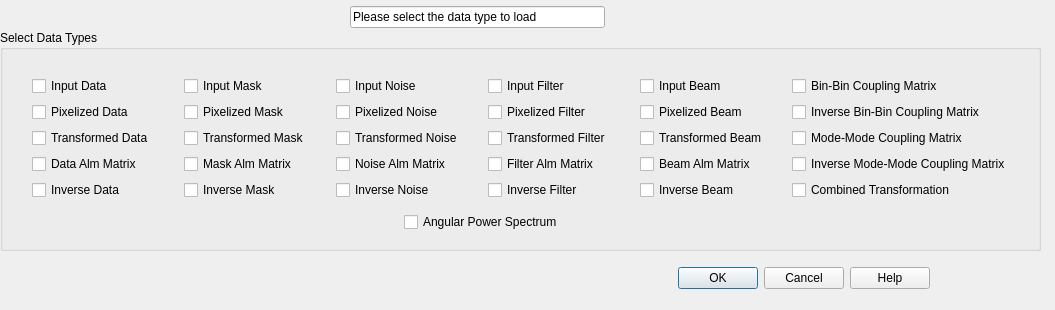
This is src/UIs/Qt-analyzer/dataselectdlg.ui in wayman0/CAPS-Analyzer as Qt 5 draws it before an edit. The edited form follows.
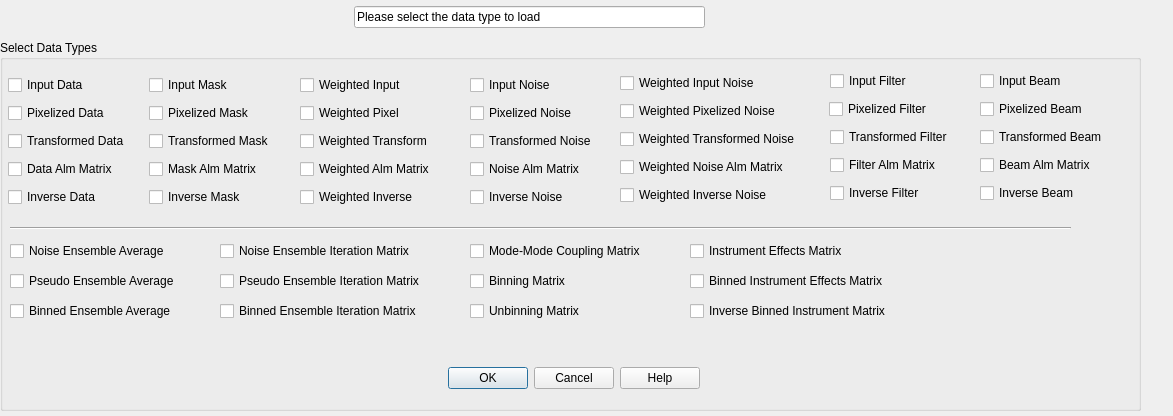
This is the edited form.

```diff
--- a/src/UIs/Qt-analyzer/dataselectdlg.ui
+++ b/src/UIs/Qt-analyzer/dataselectdlg.ui
@@ -6,8 +6,8 @@
    <rect>
     <x>0</x>
     <y>0</y>
-    <width>1055</width>
-    <height>310</height>
+    <width>1173</width>
+    <height>416</height>
    </rect>
   </property>
   <property name="minimumSize">
@@ -23,9 +23,9 @@
    <property name="geometry">
     <rect>
      <x>0</x>
-     <y>30</y>
-     <width>1041</width>
-     <height>221</height>
+     <y>40</y>
+     <width>1141</width>
+     <height>371</height>
     </rect>
    </property>
    <property name="minimumSize">
@@ -37,275 +37,427 @@
    <property name="title">
     <string>Select Data Types</string>
    </property>
-   <widget class="QWidget" name="">
-    <property name="geometry">
-     <rect>
-      <x>32</x>
-      <y>40</y>
-      <width>979</width>
-      <height>168</height>
-     </rect>
-    </property>
-    <layout class="QVBoxLayout" name="verticalLayout">
-     <item>
-      <layout class="QGridLayout" name="gridLayout">
-       <item row="0" column="0">
         <widget class="QCheckBox" name="inputDataCB">
+    <property name="geometry">
+     <rect>
+      <x>8</x>
+      <y>34</y>
+      <width>92</width>
+      <height>22</height>
+     </rect>
+    </property>
          <property name="text">
           <string>Input Data</string>
          </property>
         </widget>
-       </item>
-       <item row="0" column="1">
         <widget class="QCheckBox" name="inputWeightCB">
+    <property name="geometry">
+     <rect>
+      <x>149</x>
+      <y>34</y>
+      <width>96</width>
+      <height>22</height>
+     </rect>
+    </property>
          <property name="text">
           <string>Input Mask</string>
          </property>
         </widget>
-       </item>
-       <item row="0" column="2">
+   <widget class="QCheckBox" name="WeightedInputCB">
+    <property name="geometry">
+     <rect>
+      <x>300</x>
+      <y>34</y>
+      <width>122</width>
+      <height>22</height>
+     </rect>
+    </property>
+    <property name="text">
+     <string>Weighted Input</string>
+    </property>
+   </widget>
         <widget class="QCheckBox" name="inputNoiseCB">
+    <property name="geometry">
+     <rect>
+      <x>470</x>
+      <y>34</y>
+      <width>98</width>
+      <height>22</height>
+     </rect>
+    </property>
          <property name="text">
           <string>Input Noise</string>
          </property>
         </widget>
-       </item>
-       <item row="0" column="3">
-        <widget class="QCheckBox" name="inputFilterCB">
-         <property name="text">
-          <string>Input Filter</string>
-         </property>
-        </widget>
-       </item>
-       <item row="0" column="4">
-        <widget class="QCheckBox" name="inputBeamCB">
-         <property name="text">
-          <string>Input Beam</string>
-         </property>
-        </widget>
-       </item>
-       <item row="0" column="5">
-        <widget class="QCheckBox" name="binCB">
-         <property name="text">
-          <string>Bin-Bin Coupling Matrix</string>
-         </property>
-        </widget>
-       </item>
-       <item row="1" column="0">
-        <widget class="QCheckBox" name="pixelDataCB">
-         <property name="text">
-          <string>Pixelized Data</string>
-         </property>
-        </widget>
-       </item>
-       <item row="1" column="1">
-        <widget class="QCheckBox" name="pixelWeightsCB">
-         <property name="text">
-          <string>Pixelized Mask</string>
-         </property>
-        </widget>
-       </item>
-       <item row="1" column="2">
         <widget class="QCheckBox" name="pixelNoiseCB">
+    <property name="geometry">
+     <rect>
+      <x>470</x>
+      <y>62</y>
+      <width>117</width>
+      <height>22</height>
+     </rect>
+    </property>
          <property name="text">
           <string>Pixelized Noise</string>
          </property>
         </widget>
-       </item>
-       <item row="1" column="3">
-        <widget class="QCheckBox" name="pixelFilterCB">
-         <property name="text">
-          <string>Pixelized Filter</string>
-         </property>
-        </widget>
-       </item>
-       <item row="1" column="4">
-        <widget class="QCheckBox" name="pixelBeamCB">
-         <property name="text">
-          <string>Pixelized Beam</string>
-         </property>
-        </widget>
-       </item>
-       <item row="1" column="5">
-        <widget class="QCheckBox" name="invBinCB">
-         <property name="text">
-          <string>Inverse Bin-Bin Coupling Matrix</string>
-         </property>
-        </widget>
-       </item>
-       <item row="2" column="0">
-        <widget class="QCheckBox" name="transDataCB">
-         <property name="text">
-          <string>Transformed Data</string>
-         </property>
-        </widget>
-       </item>
-       <item row="2" column="1">
-        <widget class="QCheckBox" name="transWeightCB">
-         <property name="text">
-          <string>Transformed Mask</string>
-         </property>
-        </widget>
-       </item>
-       <item row="2" column="2">
         <widget class="QCheckBox" name="transNoiseCB">
+    <property name="geometry">
+     <rect>
+      <x>470</x>
+      <y>90</y>
+      <width>141</width>
+      <height>22</height>
+     </rect>
+    </property>
          <property name="text">
           <string>Transformed Noise</string>
          </property>
         </widget>
-       </item>
-       <item row="2" column="3">
-        <widget class="QCheckBox" name="transFilterCB">
-         <property name="text">
-          <string>Transformed Filter</string>
-         </property>
-        </widget>
-       </item>
-       <item row="2" column="4">
-        <widget class="QCheckBox" name="transBeamCB">
-         <property name="text">
-          <string>Transformed Beam</string>
-         </property>
-        </widget>
-       </item>
-       <item row="2" column="5">
-        <widget class="QCheckBox" name="modeCB">
-         <property name="text">
-          <string>Mode-Mode Coupling Matrix</string>
-         </property>
-        </widget>
-       </item>
-       <item row="3" column="0">
-        <widget class="QCheckBox" name="dataAlmCB">
-         <property name="text">
-          <string>Data Alm Matrix</string>
-         </property>
-        </widget>
-       </item>
-       <item row="3" column="1">
-        <widget class="QCheckBox" name="weightAlmCB">
-         <property name="text">
-          <string>Mask Alm Matrix</string>
-         </property>
-        </widget>
-       </item>
-       <item row="3" column="2">
         <widget class="QCheckBox" name="noiseAlmCB">
+    <property name="geometry">
+     <rect>
+      <x>470</x>
+      <y>118</y>
+      <width>130</width>
+      <height>22</height>
+     </rect>
+    </property>
          <property name="text">
           <string>Noise Alm Matrix</string>
          </property>
         </widget>
-       </item>
-       <item row="3" column="3">
-        <widget class="QCheckBox" name="filterAlmCB">
+   <widget class="QCheckBox" name="invNoiseCB">
+    <property name="geometry">
+     <rect>
+      <x>470</x>
+      <y>146</y>
+      <width>109</width>
+      <height>22</height>
+     </rect>
+    </property>
          <property name="text">
-          <string>Filter Alm Matrix</string>
-         </property>
-        </widget>
-       </item>
-       <item row="3" column="4">
-        <widget class="QCheckBox" name="beamAlmCB">
+     <string>Inverse Noise</string>
+    </property>
+   </widget>
+   <widget class="QCheckBox" name="pixelDataCB">
+    <property name="geometry">
+     <rect>
+      <x>8</x>
+      <y>62</y>
+      <width>111</width>
+      <height>22</height>
+     </rect>
+    </property>
          <property name="text">
-          <string>Beam Alm Matrix</string>
-         </property>
-        </widget>
-       </item>
-       <item row="3" column="5">
-        <widget class="QCheckBox" name="invModeCB">
+     <string>Pixelized Data</string>
+    </property>
+   </widget>
+   <widget class="QCheckBox" name="transDataCB">
+    <property name="geometry">
+     <rect>
+      <x>8</x>
+      <y>90</y>
+      <width>135</width>
+      <height>22</height>
+     </rect>
+    </property>
          <property name="text">
-          <string>Inverse Mode-Mode Coupling Matrix</string>
-         </property>
-        </widget>
-       </item>
-       <item row="4" column="0">
+     <string>Transformed Data</string>
+    </property>
+   </widget>
+   <widget class="QCheckBox" name="dataAlmCB">
+    <property name="geometry">
+     <rect>
+      <x>8</x>
+      <y>118</y>
+      <width>124</width>
+      <height>22</height>
+     </rect>
+    </property>
+    <property name="text">
+     <string>Data Alm Matrix</string>
+    </property>
+   </widget>
         <widget class="QCheckBox" name="invDataCB">
+    <property name="geometry">
+     <rect>
+      <x>8</x>
+      <y>146</y>
+      <width>103</width>
+      <height>22</height>
+     </rect>
+    </property>
          <property name="text">
           <string>Inverse Data</string>
          </property>
         </widget>
-       </item>
-       <item row="4" column="1">
+   <widget class="QCheckBox" name="pixelWeightsCB">
+    <property name="geometry">
+     <rect>
+      <x>149</x>
+      <y>62</y>
+      <width>115</width>
+      <height>22</height>
+     </rect>
+    </property>
+    <property name="text">
+     <string>Pixelized Mask</string>
+    </property>
+   </widget>
+   <widget class="QCheckBox" name="transWeightCB">
+    <property name="geometry">
+     <rect>
+      <x>149</x>
+      <y>90</y>
+      <width>139</width>
+      <height>22</height>
+     </rect>
+    </property>
+    <property name="text">
+     <string>Transformed Mask</string>
+    </property>
+   </widget>
+   <widget class="QCheckBox" name="weightAlmCB">
+    <property name="geometry">
+     <rect>
+      <x>149</x>
+      <y>118</y>
+      <width>128</width>
+      <height>22</height>
+     </rect>
+    </property>
+    <property name="text">
+     <string>Mask Alm Matrix</string>
+    </property>
+   </widget>
         <widget class="QCheckBox" name="invWeightsCB">
+    <property name="geometry">
+     <rect>
+      <x>149</x>
+      <y>146</y>
+      <width>107</width>
+      <height>22</height>
+     </rect>
+    </property>
          <property name="text">
           <string>Inverse Mask</string>
          </property>
         </widget>
-       </item>
-       <item row="4" column="2">
-        <widget class="QCheckBox" name="invNoiseCB">
+   <widget class="QCheckBox" name="WeightedPixelCB">
+    <property name="geometry">
+     <rect>
+      <x>300</x>
+      <y>62</y>
+      <width>117</width>
+      <height>22</height>
+     </rect>
+    </property>
          <property name="text">
-          <string>Inverse Noise</string>
-         </property>
-        </widget>
-       </item>
-       <item row="4" column="3">
-        <widget class="QCheckBox" name="invFilterCB">
+     <string>Weighted Pixel</string>
+    </property>
+   </widget>
+   <widget class="QCheckBox" name="WeightedTransformCB">
+    <property name="geometry">
+     <rect>
+      <x>300</x>
+      <y>90</y>
+      <width>150</width>
+      <height>22</height>
+     </rect>
+    </property>
          <property name="text">
-          <string>Inverse Filter</string>
-         </property>
-        </widget>
-       </item>
-       <item row="4" column="4">
-        <widget class="QCheckBox" name="invBeamCB">
+     <string>Weighted Transform</string>
+    </property>
+   </widget>
+   <widget class="QCheckBox" name="weightedAlmCB">
+    <property name="geometry">
+     <rect>
+      <x>300</x>
+      <y>118</y>
+      <width>154</width>
+      <height>22</height>
+     </rect>
+    </property>
          <property name="text">
-          <string>Inverse Beam</string>
-         </property>
-        </widget>
-       </item>
-       <item row="4" column="5">
-        <widget class="QCheckBox" name="comboSpectrumCB">
+     <string>Weighted Alm Matrix</string>
+    </property>
+   </widget>
+   <widget class="QCheckBox" name="WeightedInverseCB">
+    <property name="geometry">
+     <rect>
+      <x>300</x>
+      <y>146</y>
+      <width>133</width>
+      <height>22</height>
+     </rect>
+    </property>
          <property name="text">
-          <string>Combined Transformation</string>
-         </property>
-        </widget>
-       </item>
-      </layout>
-     </item>
-     <item>
-      <layout class="QHBoxLayout" name="horizontalLayout">
-       <item>
-        <spacer name="horizontalSpacer_2">
+     <string>Weighted Inverse</string>
+    </property>
+   </widget>
+   <widget class="Line" name="line">
+    <property name="geometry">
+     <rect>
+      <x>10</x>
+      <y>180</y>
+      <width>1061</width>
+      <height>16</height>
+     </rect>
+    </property>
          <property name="orientation">
           <enum>Qt::Horizontal</enum>
          </property>
-         <property name="sizeHint" stdset="0">
-          <size>
-           <width>338</width>
-           <height>20</height>
-          </size>
-         </property>
-        </spacer>
-       </item>
-       <item>
-        <widget class="QCheckBox" name="ensembleCB">
+   </widget>
+   <widget class="QCheckBox" name="EnsIterNoiseCB">
+    <property name="geometry">
+     <rect>
+      <x>220</x>
+      <y>200</y>
+      <width>231</width>
+      <height>22</height>
+     </rect>
+    </property>
          <property name="text">
-          <string>Angular Power Spectrum</string>
-         </property>
-        </widget>
-       </item>
-       <item>
-        <spacer name="horizontalSpacer">
-         <property name="orientation">
-          <enum>Qt::Horizontal</enum>
-         </property>
-         <property name="sizeHint" stdset="0">
-          <size>
-           <width>448</width>
-           <height>20</height>
-          </size>
-         </property>
-        </spacer>
-       </item>
-      </layout>
-     </item>
-    </layout>
+     <string>Noise Ensemble Iteration Matrix</string>
+    </property>
+   </widget>
+   <widget class="QCheckBox" name="EnsIterSpectrumCB">
+    <property name="geometry">
+     <rect>
+      <x>220</x>
+      <y>230</y>
+      <width>231</width>
+      <height>22</height>
+     </rect>
+    </property>
+    <property name="text">
+     <string>Pseudo Ensemble Iteration Matrix</string>
+    </property>
    </widget>
+   <widget class="QCheckBox" name="EnsIterBinnedSpectrumCB">
+    <property name="geometry">
+     <rect>
+      <x>220</x>
+      <y>260</y>
+      <width>231</width>
+      <height>22</height>
+     </rect>
+    </property>
+    <property name="text">
+     <string>Binned Ensemble Iteration Matrix</string>
+    </property>
+   </widget>
+   <widget class="QCheckBox" name="EnsAvgSpectrumCB">
+    <property name="geometry">
+     <rect>
+      <x>10</x>
+      <y>230</y>
+      <width>191</width>
+      <height>22</height>
+     </rect>
+    </property>
+    <property name="text">
+     <string>Pseudo Ensemble Average</string>
+    </property>
+   </widget>
+   <widget class="QCheckBox" name="EnsAvgNoiseCB">
+    <property name="geometry">
+     <rect>
+      <x>10</x>
+      <y>200</y>
+      <width>191</width>
+      <height>22</height>
+     </rect>
+    </property>
+    <property name="text">
+     <string>Noise Ensemble Average</string>
+    </property>
+   </widget>
+   <widget class="QCheckBox" name="EnsAvgBinnedSpectrumCB">
+    <property name="geometry">
+     <rect>
+      <x>10</x>
+      <y>260</y>
+      <width>191</width>
+      <height>22</height>
+     </rect>
+    </property>
+    <property name="text">
+     <string>Binned Ensemble Average</string>
+    </property>
+   </widget>
+   <widget class="QCheckBox" name="modeMatrixCB">
+    <property name="geometry">
+     <rect>
+      <x>470</x>
+      <y>200</y>
+      <width>201</width>
+      <height>22</height>
+     </rect>
+    </property>
+    <property name="text">
+     <string>Mode-Mode Coupling Matrix</string>
+    </property>
+   </widget>
+   <widget class="QCheckBox" name="binningMatrixCB">
+    <property name="geometry">
+     <rect>
+      <x>470</x>
+      <y>230</y>
+      <width>116</width>
+      <height>22</height>
+     </rect>
+    </property>
+    <property name="text">
+     <string>Binning Matrix</string>
+    </property>
+   </widget>
+   <widget class="QCheckBox" name="unbinningMatrixCB">
+    <property name="geometry">
+     <rect>
+      <x>470</x>
+      <y>260</y>
+      <width>141</width>
+      <height>22</height>
+     </rect>
+    </property>
+    <property name="text">
+     <string>Unbinning Matrix</string>
+    </property>
+   </widget>
+   <widget class="QCheckBox" name="instrumentEffectsMatrixCB">
+    <property name="geometry">
+     <rect>
+      <x>690</x>
+      <y>200</y>
+      <width>191</width>
+      <height>22</height>
+     </rect>
+    </property>
+    <property name="text">
+     <string>Instrument Effects Matrix</string>
+    </property>
+   </widget>
+   <widget class="QCheckBox" name="binnedInstrumentEffectsMatrixCB">
+    <property name="geometry">
+     <rect>
+      <x>690</x>
+      <y>230</y>
+      <width>231</width>
+      <height>22</height>
+     </rect>
+    </property>
+    <property name="text">
+     <string>Binned Instrument Effects Matrix</string>
+    </property>
   </widget>
   <widget class="QWidget" name="layoutWidget">
    <property name="geometry">
     <rect>
-     <x>630</x>
-     <y>260</y>
+      <x>400</x>
+      <y>320</y>
      <width>408</width>
      <height>36</height>
     </rect>
@@ -345,12 +497,221 @@
     </item>
    </layout>
   </widget>
-  <widget class="QWidget" name="">
+   <widget class="QCheckBox" name="inverseBinnedInstrumentMatrixCB">
+    <property name="geometry">
+     <rect>
+      <x>690</x>
+      <y>260</y>
+      <width>248</width>
+      <height>22</height>
+     </rect>
+    </property>
+    <property name="text">
+     <string>Inverse Binned Instrument Matrix</string>
+    </property>
+   </widget>
+   <widget class="QCheckBox" name="transFilterCB">
+    <property name="geometry">
+     <rect>
+      <x>830</x>
+      <y>86</y>
+      <width>138</width>
+      <height>22</height>
+     </rect>
+    </property>
+    <property name="text">
+     <string>Transformed Filter</string>
+    </property>
+   </widget>
+   <widget class="QCheckBox" name="beamAlmCB">
+    <property name="geometry">
+     <rect>
+      <x>980</x>
+      <y>114</y>
+      <width>130</width>
+      <height>22</height>
+     </rect>
+    </property>
+    <property name="text">
+     <string>Beam Alm Matrix</string>
+    </property>
+   </widget>
+   <widget class="QCheckBox" name="filterAlmCB">
+    <property name="geometry">
+     <rect>
+      <x>830</x>
+      <y>114</y>
+      <width>126</width>
+      <height>22</height>
+     </rect>
+    </property>
+    <property name="text">
+     <string>Filter Alm Matrix</string>
+    </property>
+   </widget>
+   <widget class="QCheckBox" name="inputBeamCB">
+    <property name="geometry">
+     <rect>
+      <x>980</x>
+      <y>30</y>
+      <width>98</width>
+      <height>22</height>
+     </rect>
+    </property>
+    <property name="text">
+     <string>Input Beam</string>
+    </property>
+   </widget>
+   <widget class="QCheckBox" name="invFilterCB">
+    <property name="geometry">
+     <rect>
+      <x>830</x>
+      <y>142</y>
+      <width>106</width>
+      <height>22</height>
+     </rect>
+    </property>
+    <property name="text">
+     <string>Inverse Filter</string>
+    </property>
+   </widget>
+   <widget class="QCheckBox" name="pixelFilterCB">
+    <property name="geometry">
+     <rect>
+      <x>829</x>
+      <y>58</y>
+      <width>114</width>
+      <height>22</height>
+     </rect>
+    </property>
+    <property name="text">
+     <string>Pixelized Filter</string>
+    </property>
+   </widget>
+   <widget class="QCheckBox" name="pixelBeamCB">
+    <property name="geometry">
+     <rect>
+      <x>980</x>
+      <y>58</y>
+      <width>117</width>
+      <height>22</height>
+     </rect>
+    </property>
+    <property name="text">
+     <string>Pixelized Beam</string>
+    </property>
+   </widget>
+   <widget class="QCheckBox" name="invBeamCB">
+    <property name="geometry">
+     <rect>
+      <x>980</x>
+      <y>142</y>
+      <width>109</width>
+      <height>22</height>
+     </rect>
+    </property>
+    <property name="text">
+     <string>Inverse Beam</string>
+    </property>
+   </widget>
+   <widget class="QCheckBox" name="transBeamCB">
+    <property name="geometry">
+     <rect>
+      <x>980</x>
+      <y>86</y>
+      <width>141</width>
+      <height>22</height>
+     </rect>
+    </property>
+    <property name="text">
+     <string>Transformed Beam</string>
+    </property>
+   </widget>
+   <widget class="QCheckBox" name="inputFilterCB">
+    <property name="geometry">
+     <rect>
+      <x>830</x>
+      <y>30</y>
+      <width>95</width>
+      <height>22</height>
+     </rect>
+    </property>
+    <property name="text">
+     <string>Input Filter</string>
+    </property>
+   </widget>
+   <widget class="QCheckBox" name="invWeightedNoiseCB">
+    <property name="geometry">
+     <rect>
+      <x>620</x>
+      <y>144</y>
+      <width>181</width>
+      <height>22</height>
+     </rect>
+    </property>
+    <property name="text">
+     <string>Weighted Inverse Noise</string>
+    </property>
+   </widget>
+   <widget class="QCheckBox" name="noiseWeightedAlmCB">
+    <property name="geometry">
+     <rect>
+      <x>620</x>
+      <y>116</y>
+      <width>201</width>
+      <height>22</height>
+     </rect>
+    </property>
+    <property name="text">
+     <string>Weighted Noise Alm Matrix</string>
+    </property>
+   </widget>
+   <widget class="QCheckBox" name="transWeightedNoiseCB">
+    <property name="geometry">
+     <rect>
+      <x>620</x>
+      <y>88</y>
+      <width>201</width>
+      <height>22</height>
+     </rect>
+    </property>
+    <property name="text">
+     <string>Weighted Transformed Noise</string>
+    </property>
+   </widget>
+   <widget class="QCheckBox" name="inputWeightedNoiseCB">
+    <property name="geometry">
+     <rect>
+      <x>620</x>
+      <y>32</y>
+      <width>171</width>
+      <height>22</height>
+     </rect>
+    </property>
+    <property name="text">
+     <string>Weighted Input Noise</string>
+    </property>
+   </widget>
+   <widget class="QCheckBox" name="pixelWeightedNoiseCB">
+    <property name="geometry">
+     <rect>
+      <x>620</x>
+      <y>60</y>
+      <width>181</width>
+      <height>22</height>
+     </rect>
+    </property>
+    <property name="text">
+     <string>Weighted Pixelized Noise</string>
+    </property>
+   </widget>
+  </widget>
+  <widget class="QWidget" name="layoutWidget">
    <property name="geometry">
     <rect>
      <x>2</x>
      <y>0</y>
-     <width>1041</width>
+     <width>1141</width>
      <height>34</height>
     </rect>
    </property>
```
Left out of the diff: 35 changed lines with no effect on the pictures. Lines whose indentation alone changed are shown as unchanged.
